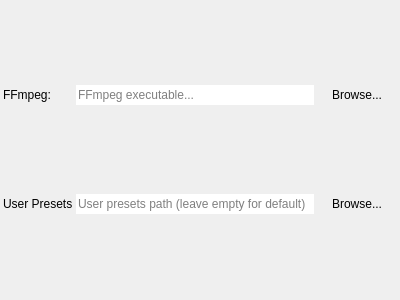
Old version of the form DuFFMpeg/settingswidget.ui in the repository RxLaboratory/DuME.
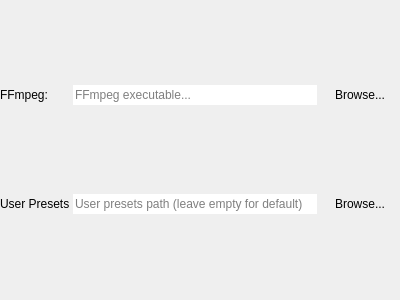
New version of the form.

The edit to the form file:
```diff
--- a/DuFFMpeg/settingswidget.ui
+++ b/DuFFMpeg/settingswidget.ui
@@ -21,13 +21,13 @@
     <number>3</number>
    </property>
    <property name="leftMargin">
-    <number>3</number>
+    <number>0</number>
    </property>
    <property name="topMargin">
     <number>0</number>
    </property>
    <property name="rightMargin">
-    <number>3</number>
+    <number>0</number>
    </property>
    <property name="bottomMargin">
     <number>0</number>
```
